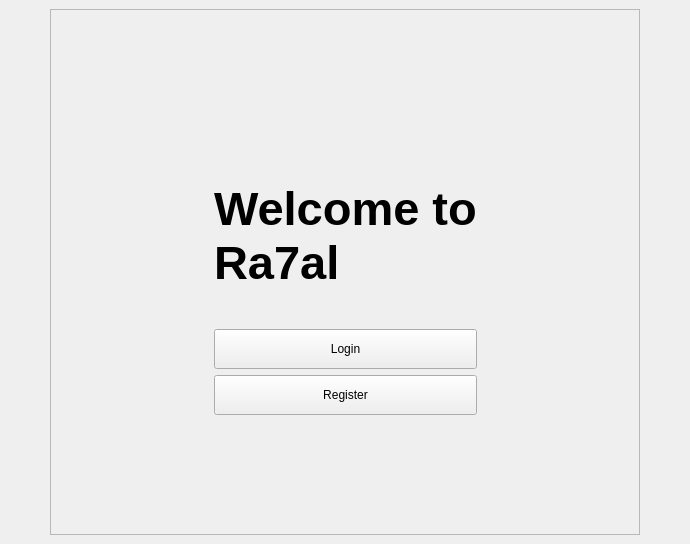
OsamaAshraf01/Ra7al, file mainwindow.ui: the form before one commit.
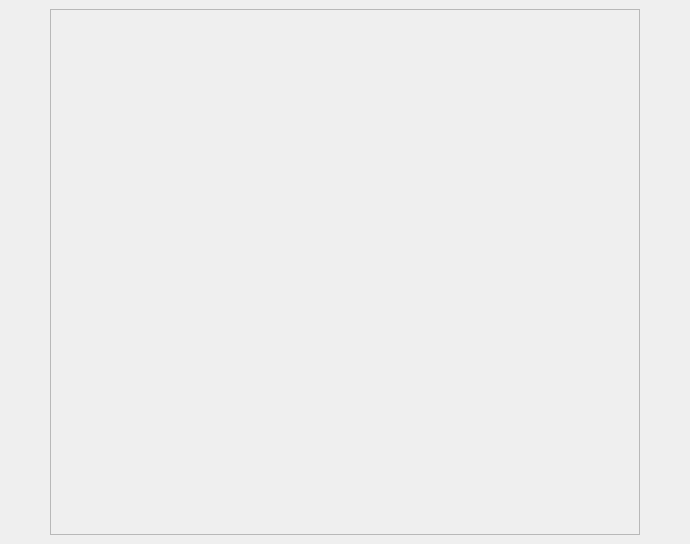
The form after the commit. The open tabs and pages were chosen to show the change. Icons and pictures are not drawn.

Commit message: Update and Rename Application Pages

Diff of the .ui file:
```diff
--- a/mainwindow.ui
+++ b/mainwindow.ui
@@ -891,10 +891,10 @@
            </item>
           </layout>
          </widget>
-         <widget class="QWidget" name="MainWindow">
+         <widget class="QWidget" name="MainWindow_3">
           <layout class="QHBoxLayout" name="mainHorizontalLayout"/>
          </widget>
-         <widget class="QWidget" name="MainWindow">
+         <widget class="QWidget" name="User_Dashboard">
           <layout class="QHBoxLayout" name="mainHorizontalLayout">
            <item>
             <widget class="QFrame" name="sidebarFrame">
```
Left out of the diff: 4 changed lines with no effect on the pictures. The commit also changes 1 other file.
